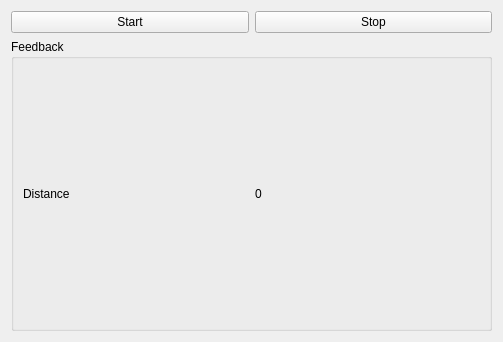
The window that rqt_sr_visual_servoing/src/rqt_sr_visual_servoing/gui.ui (shadow-robot/sr-taco) describes before a commit, drawn with Qt 5.
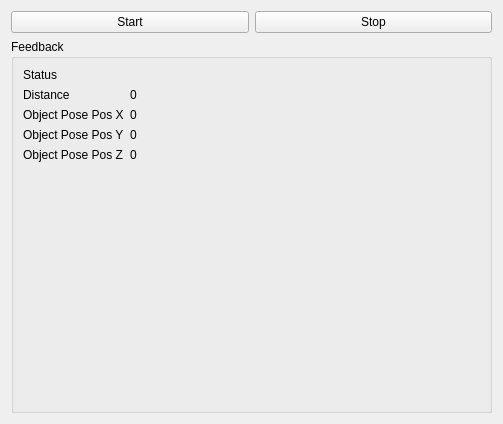
The same window after the commit.

Commit message: Show more feedback.

Diff of the .ui file:
```diff
--- a/rqt_sr_visual_servoing/src/rqt_sr_visual_servoing/gui.ui
+++ b/rqt_sr_visual_servoing/src/rqt_sr_visual_servoing/gui.ui
@@ -7,7 +7,7 @@
     <x>0</x>
     <y>0</y>
     <width>503</width>
-    <height>342</height>
+    <height>424</height>
    </rect>
   </property>
   <property name="windowTitle">
@@ -43,24 +43,79 @@
      <property name="title">
       <string>Feedback</string>
      </property>
-     <layout class="QVBoxLayout" name="verticalLayout">
-      <item>
-       <layout class="QHBoxLayout" name="horizontalLayout_2">
-        <item>
+     <layout class="QFormLayout" name="formLayout">
+      <property name="fieldGrowthPolicy">
+       <enum>QFormLayout::AllNonFixedFieldsGrow</enum>
+      </property>
+      <item row="1" column="0">
+       <widget class="QLabel" name="label_2">
+        <property name="text">
+         <string>Status</string>
+        </property>
+       </widget>
+      </item>
+      <item row="1" column="1">
+       <widget class="QLabel" name="statusValue">
+        <property name="text">
+         <string/>
+        </property>
+       </widget>
+      </item>
+      <item row="2" column="0">
          <widget class="QLabel" name="label">
           <property name="text">
            <string>Distance</string>
           </property>
          </widget>
         </item>
-        <item>
+      <item row="2" column="1">
          <widget class="QLabel" name="distanceValue">
           <property name="text">
            <string>0</string>
           </property>
          </widget>
         </item>
-       </layout>
+      <item row="3" column="0">
+       <widget class="QLabel" name="label_3">
+        <property name="text">
+         <string>Object Pose Pos X</string>
+        </property>
+       </widget>
+      </item>
+      <item row="3" column="1">
+       <widget class="QLabel" name="objectPosePosXValue">
+        <property name="text">
+         <string>0</string>
+        </property>
+       </widget>
+      </item>
+      <item row="4" column="0">
+       <widget class="QLabel" name="label_4">
+        <property name="text">
+         <string>Object Pose Pos Y</string>
+        </property>
+       </widget>
+      </item>
+      <item row="4" column="1">
+       <widget class="QLabel" name="objectPosePosYValue">
+        <property name="text">
+         <string>0</string>
+        </property>
+       </widget>
+      </item>
+      <item row="5" column="0">
+       <widget class="QLabel" name="label_5">
+        <property name="text">
+         <string>Object Pose Pos Z</string>
+        </property>
+       </widget>
+      </item>
+      <item row="5" column="1">
+       <widget class="QLabel" name="objectPosePosZValue">
+        <property name="text">
+         <string>0</string>
+        </property>
+       </widget>
       </item>
      </layout>
     </widget>
```
Lines whose indentation alone changed are shown as unchanged. The commit also changes 1 other file.
